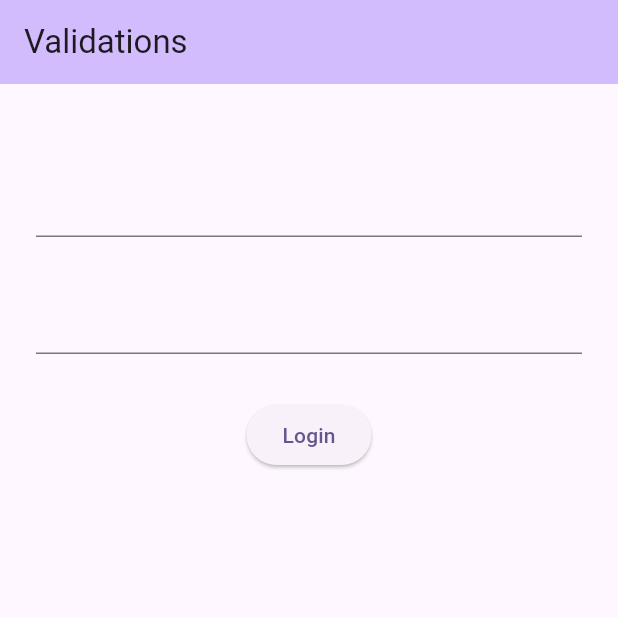
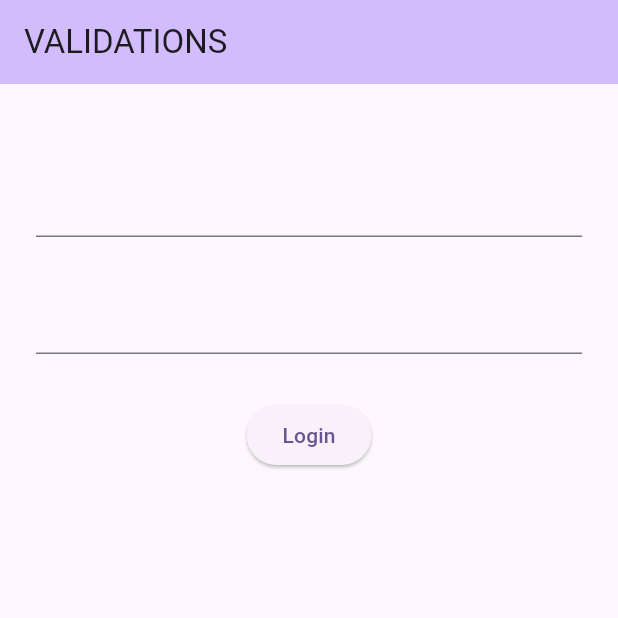
Before and after one commit to aghamdii/flutter_playground, a Flutter app: the screen it shows after launch, on a phone screen of 412 x 824 dp, the top half of it. Run offline on Flutter 3.47's test engine with Material 2 defaults, Android fonts, the light colour scheme and no system bars; missing offline and left inert: dart:js.

Commit message:
change title

```diff
--- a/lib/main_page.dart
+++ b/lib/main_page.dart
@@ -17,7 +17,7 @@ class _MainPageState extends State<MainPage> {
     return Scaffold(
       appBar: AppBar(
         backgroundColor: Theme.of(context).colorScheme.inversePrimary,
-        title: Text('Validations'),
+        title: Text('VALIDATIONS'),
       ),
       body: Padding(
         padding: const EdgeInsets.all(24.0),
```
